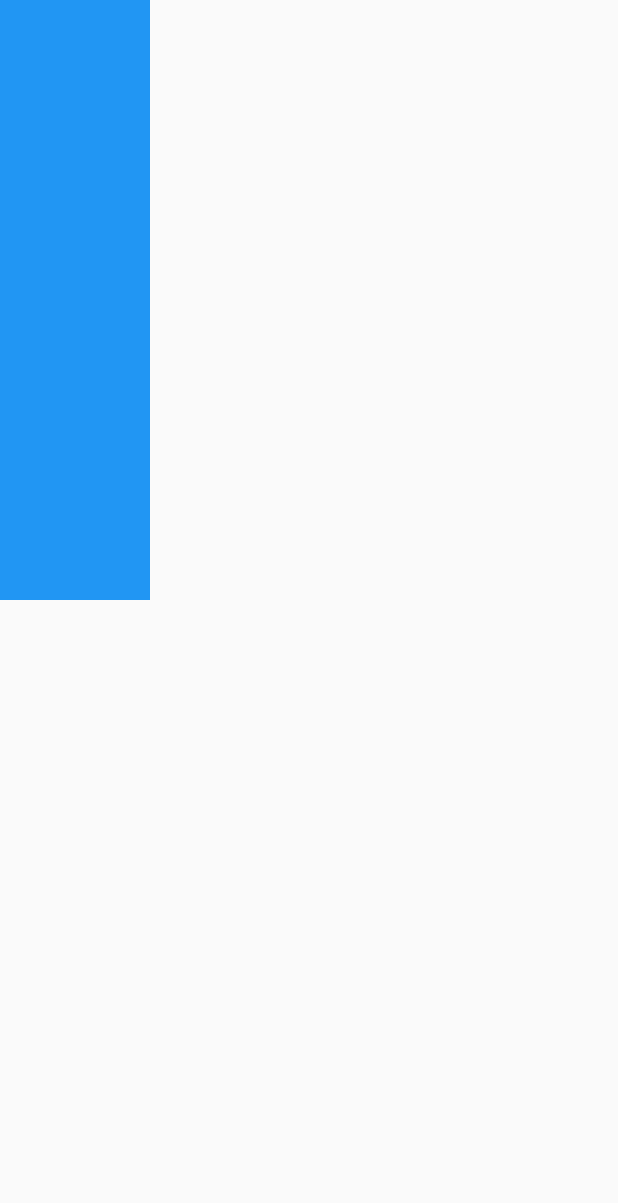
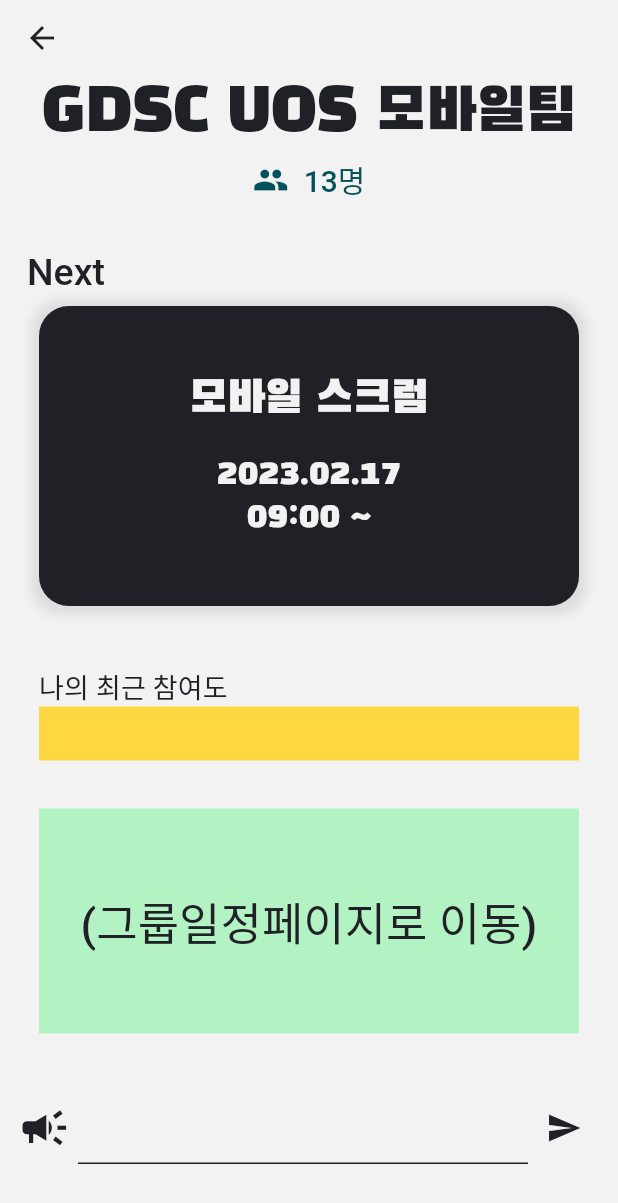
Before and after one commit to hfjxjjd123/Attendance_Moblie, a Flutter app: the GroupParticipantsScreen screen opened by its route, on a phone screen of 412 x 824 dp. Shown: the top 1203 px of the screen. Run offline on Flutter 3.47's test engine with Material 2 defaults, Android fonts, the phone set to English and light mode, and no system bars; our stand-ins replace beamer, logger.

Commit message:
GroupParticipants 스크린 디자인개요

```diff
--- a/lib/main.dart
+++ b/lib/main.dart
@@ -22,6 +22,7 @@
 
           titleLarge: TextStyle(color: Color(0xff202126), fontSize: 40, fontFamily: "EventFont"),
           titleMedium: TextStyle(color: Color(0xff202126), fontSize: 25, fontWeight: FontWeight.w500),
+          titleSmall: TextStyle(color: Color(0xff202126), fontSize: 18, fontWeight: FontWeight.w500),
         ),
       ),
       routeInformationParser: BeamerParser(),
--- a/lib/view/screens/group_host_screen.dart
+++ b/lib/view/screens/group_host_screen.dart
@@ -1,7 +1,6 @@
 import 'package:beamer/beamer.dart';
 import 'package:flutter/material.dart';
 import 'package:gdsc_uos_atttendance/const/colors.dart';
-import 'package:gdsc_uos_atttendance/const/debug.dart';
 import 'package:gdsc_uos_atttendance/const/padding.dart';
 import 'package:gdsc_uos_atttendance/view/components/group_members.dart';
 import 'package:gdsc_uos_atttendance/view/components/group_title.dart';
@@ -36,6 +35,7 @@
                         event: "모바일 스크럼", date: "2023.02.17", time: "09:00"),
                   ],
                 ),
+                //다음 일정이 없을 때를 대비해서 없음 컴포넌트도 생성해야함.
                 VerticalPadding(height: BIG_SPACE),
                 Container(
                   color: brightColor,
@@ -77,7 +77,7 @@
                     )
                   ],
                 ),
-                Container(height: 48,)
+                VerticalPadding(height: 48,)
               ],
             ),
           ),
--- a/lib/view/screens/group_participants_screen.dart
+++ b/lib/view/screens/group_participants_screen.dart
@@ -1,5 +1,11 @@
 import 'package:beamer/beamer.dart';
 import 'package:flutter/material.dart';
+import 'package:gdsc_uos_atttendance/const/colors.dart';
+import 'package:gdsc_uos_atttendance/const/padding.dart';
+import 'package:gdsc_uos_atttendance/view/components/group_members.dart';
+import 'package:gdsc_uos_atttendance/view/components/group_title.dart';
+import 'package:gdsc_uos_atttendance/view/components/host_event.dart';
+import 'package:gdsc_uos_atttendance/view/components/vertical_padding.dart';
 
 class GroupParticipantsScreen extends StatelessWidget {
   const GroupParticipantsScreen({Key? key}) : super(key: key);
@@ -7,11 +13,100 @@
   @override
   Widget build(BuildContext context) {
     return Scaffold(
-      body: InkWell(
-        onTap: (){
-          Beamer.of(context).beamBack();
-        },
-          child: Container(color: Colors.blue, height: 400, width: 100,)
+      body: SafeArea(
+        child: Container(
+          color: whitesColor,
+          child: Padding(
+            padding: const EdgeInsets.symmetric(horizontal: 8.0),
+            child: Column(
+              children: [
+                GroupTitle(title: "GDSC UOS 모바일팀"),
+                VerticalPadding(height: TINY_SPACE),
+                GroupMembers(numOfMember: 13,),
+                VerticalPadding(height: BIG_SPACE),
+                Column(
+                  crossAxisAlignment: CrossAxisAlignment.start,
+                  children: [
+                    Text(
+                      "Next",
+                      style: Theme.of(context).textTheme.titleMedium,
+                    ),
+                    HostEvent(
+                        event: "모바일 스크럼", date: "2023.02.17", time: "09:00"),
+                  ],
+                ),
+                //다음 일정이 없을 때를 대비해서 없음 컴포넌트도 생성해야함.
+                VerticalPadding(height: BIG_SPACE),
+                Column(
+                  crossAxisAlignment: CrossAxisAlignment.start,
+                  children: [
+                    Text(
+                      "나의 최근 참여도",
+                      style: Theme.of(context).textTheme.titleSmall,
+                    ),
+                    Container(width: 360, height: 36, color: Colors.amberAccent,)
+                  ],
+                ),
+                VerticalPadding(height: BIG_SPACE),
+                Container(
+                  color: brightColor,
+                  width: 360,
+                  height: 150,
+                  child: Center(
+                      child: Text(
+                        "(그룹일정페이지로 이동)",
+                        style: Theme.of(context)
+                            .textTheme
+                            .titleMedium!
+                            .copyWith(fontSize: 30),
+                      )),
+                ),
+                Expanded(child: Container()),
+                Row(
+                  mainAxisAlignment: MainAxisAlignment.center,
+                  children: [
+                    Icon(Icons.campaign, size: 35, color: baseColor,),
+                    Container(width: TINY_SPACE,),
+                    SizedBox(
+                        width: 300,
+                        child: TextFormField(
+                          style: Theme.of(context).textTheme.titleMedium!.copyWith(fontSize: 20),
+                          cursorColor: baseColor,
+                          decoration: InputDecoration(
+                              focusedBorder: UnderlineInputBorder(
+                                  borderSide: BorderSide(color: baseColor)
+                              ),
+                              enabledBorder: UnderlineInputBorder(
+                                  borderSide: BorderSide(color: baseColor)
+                              )
+                          ),
+                        )
+                    ),
+                    IconButton(
+                        onPressed: (){},
+                        icon: Icon(Icons.send, color: baseColor,)
+                    )
+                  ],
+                ),
+                VerticalPadding(height: 48,)
+              ],
+            ),
+          ),
+        ),
+      ),
+      appBar: AppBar(
+        leading: IconButton(
+          icon: Icon(
+            Icons.arrow_back,
+            color: baseColor,
+          ),
+          onPressed: () {
+            Beamer.of(context).beamBack();
+          },
+        ),
+        backgroundColor: whitesColor,
+        elevation: 0,
+        toolbarHeight: 50,
       ),
     );
   }
```
